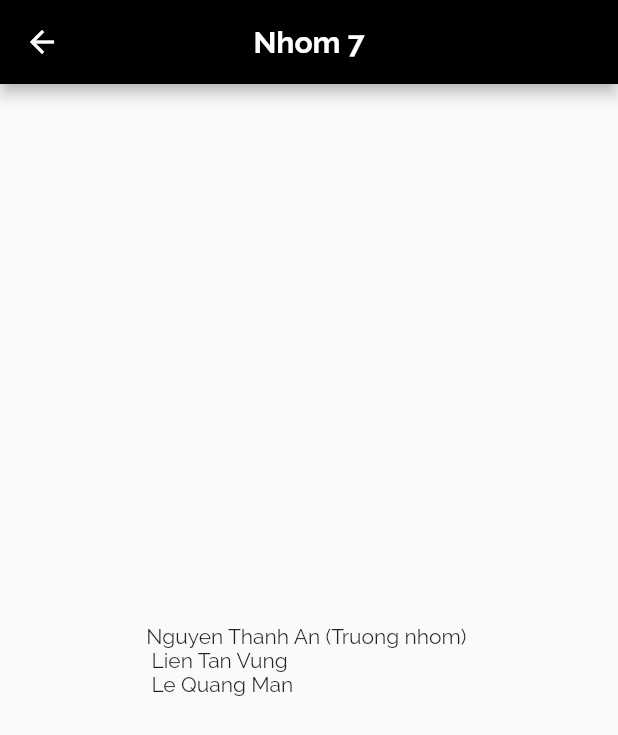
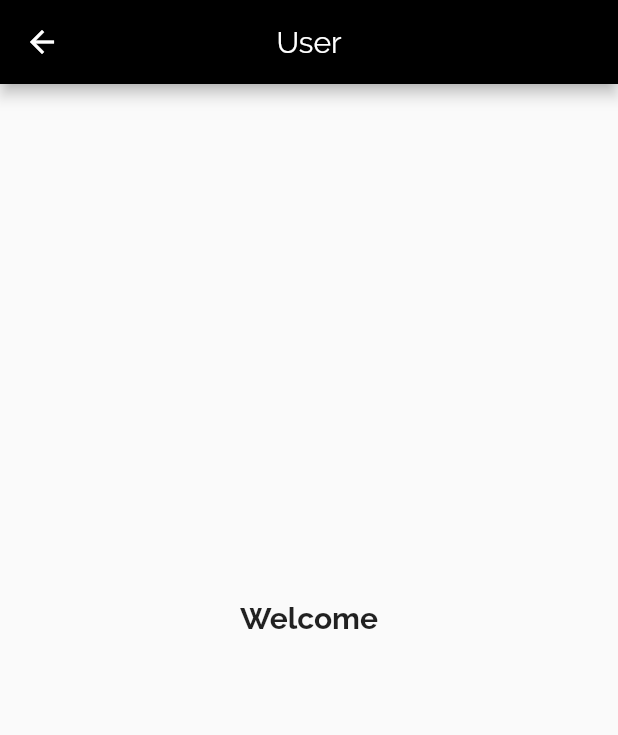
Before and after one commit to thanhan7112/Nhom7, a Flutter app: the AboutPage screen opened directly, on a phone screen of 412 x 824 dp. Shown: the top 735 px of the screen. Run offline on Flutter 3.47's test engine with Material 2 defaults, Android fonts, the phone set to English and light mode, and no system bars; our stand-ins replace cloud_firestore, firebase_auth, firebase_core, flutter_rating_bar, fluttertoast; accounts and stored records are empty.

Commit message:
first commit

```diff
--- a/fluttermovie/lib/ui/screens/about.dart
+++ b/fluttermovie/lib/ui/screens/about.dart
@@ -1,25 +1,70 @@
+import 'package:cloud_firestore/cloud_firestore.dart';
+import 'package:fluttermovie/models/user_model.dart';
+import 'package:firebase_auth/firebase_auth.dart';
 import 'package:flutter/material.dart';
 
 class AboutPage extends StatefulWidget {
+  const AboutPage({Key? key}) : super(key: key);
+
   @override
   _AboutPageState createState() => _AboutPageState();
 }
 
 class _AboutPageState extends State<AboutPage> {
+  User? user = FirebaseAuth.instance.currentUser;
+  UserModel loggedInUser = UserModel();
+
+  @override
+  void initState() {
+    super.initState();
+    FirebaseFirestore.instance
+        .collection("users")
+        .doc(user!.uid)
+        .get()
+        .then((value) {
+      this.loggedInUser = UserModel.fromMap(value.data());
+      setState(() {});
+    });
+  }
+
   @override
   Widget build(BuildContext context) {
     return Scaffold(
       appBar: AppBar(
+        backgroundColor: Colors.black,
+        title: const Text("User"),
         centerTitle: true,
-        backgroundColor: Colors.black,
-        title: Text(
-          "Nhom 7",
-          style: TextStyle(fontWeight: FontWeight.bold),
-        ),
       ),
       body: Center(
-        child: Text(
-            "Nguyen Thanh An (Truong nhom) \n Lien Tan Vung \n Le Quang Man"),
+        child: Padding(
+          padding: EdgeInsets.all(20),
+          child: Column(
+            mainAxisAlignment: MainAxisAlignment.center,
+            crossAxisAlignment: CrossAxisAlignment.center,
+            children: <Widget>[
+              Text(
+                "Welcome",
+                style: TextStyle(fontSize: 20, fontWeight: FontWeight.bold),
+              ),
+              SizedBox(
+                height: 10,
+              ),
+              Text("${loggedInUser.firstName} ${loggedInUser.secondName}",
+                  style: TextStyle(
+                    color: Colors.black54,
+                    fontWeight: FontWeight.w500,
+                  )),
+              Text("${loggedInUser.email}",
+                  style: TextStyle(
+                    color: Colors.black54,
+                    fontWeight: FontWeight.w500,
+                  )),
+              SizedBox(
+                height: 15,
+              ),
+            ],
+          ),
+        ),
       ),
     );
   }
```
Also changed, not shown: fluttermovie/lib/ui/screens/forgotpassword.dart (+115 -61 lines), fluttermovie/lib/ui/screens/home_screen.dart (+42 -1 lines), fluttermovie/lib/ui/screens/mydrawerheader.dart (+24 -7 lines), fluttermovie/lib/ui/screens/registration_screen.dart (+5 -2 lines).
